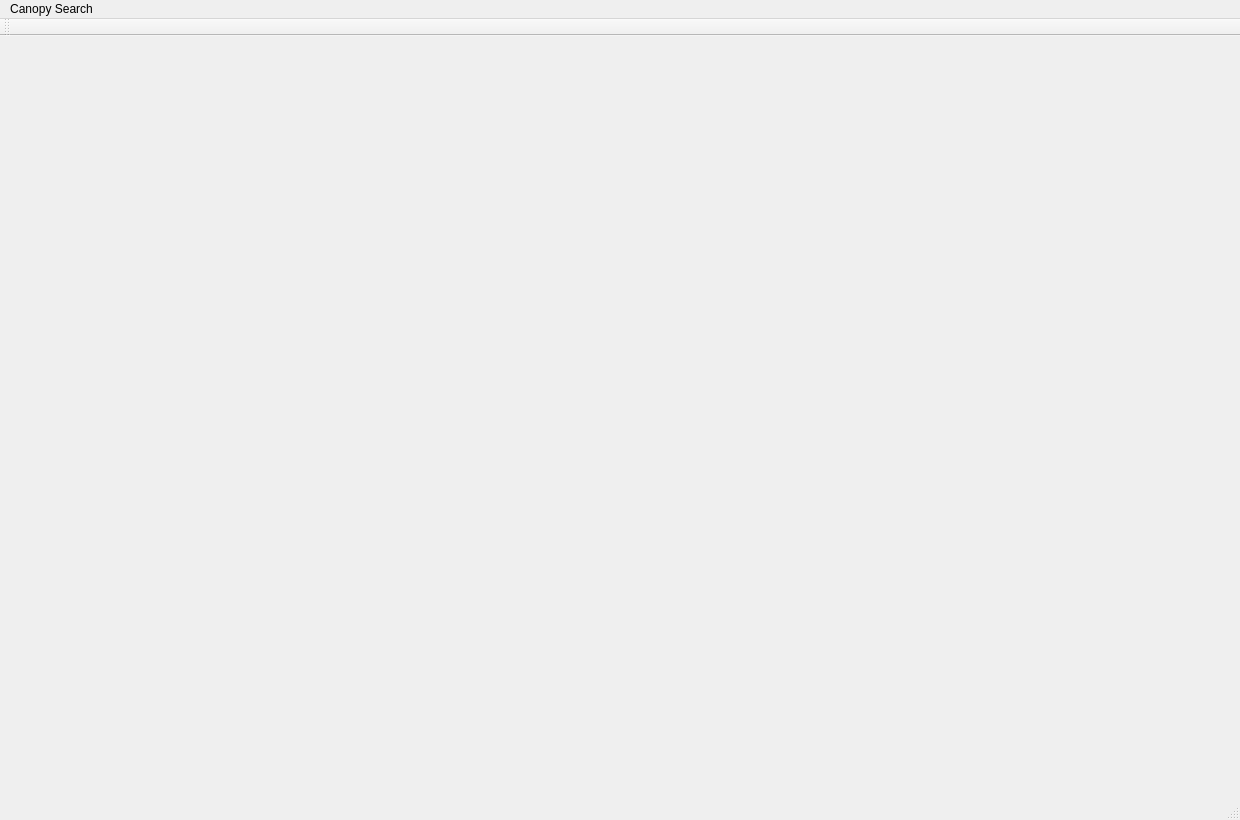
joshrands/Canopy, file CanopyGUI/SearchWindow.ui: the form before one commit.
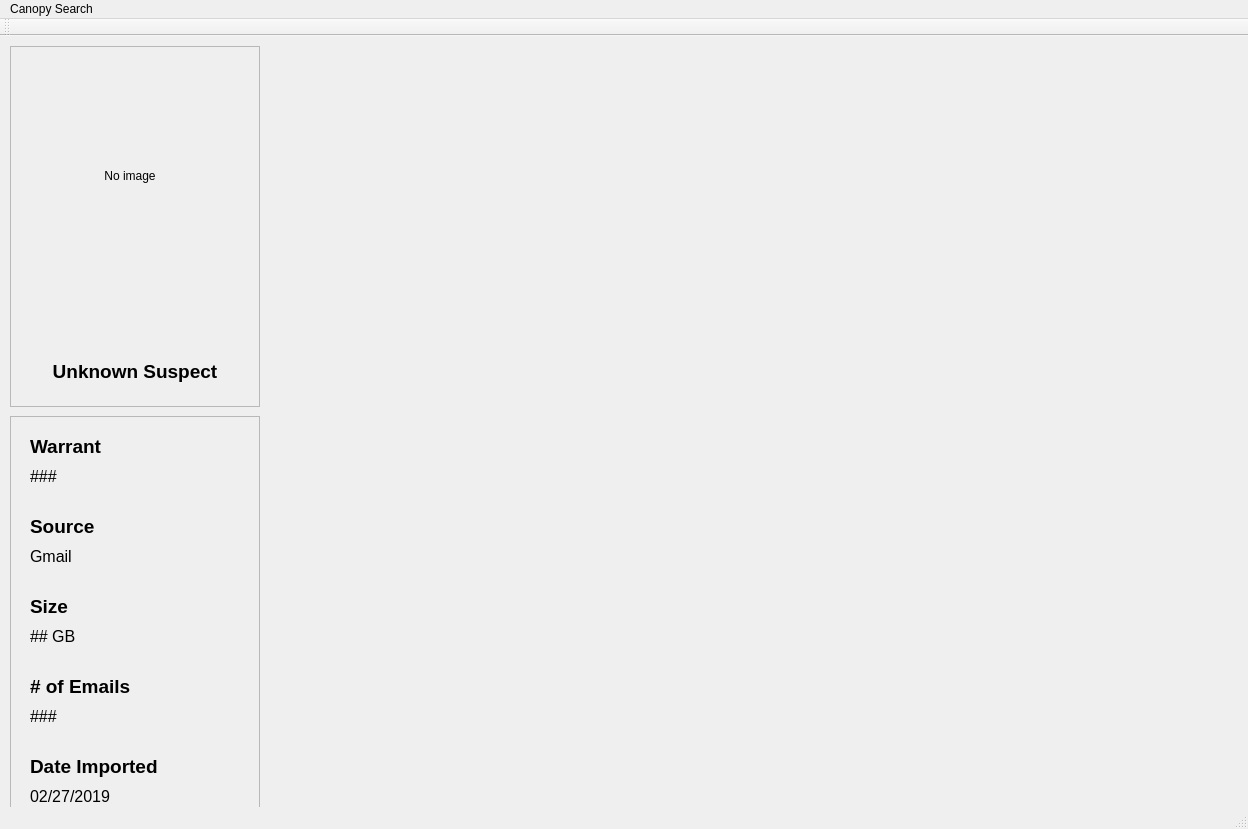
The form after the commit.

Commit message: Added QLabel fields on left of SearchWindow

Diff of the .ui file:
```diff
--- a/CanopyGUI/SearchWindow.ui
+++ b/CanopyGUI/SearchWindow.ui
@@ -6,20 +6,287 @@
    <rect>
     <x>0</x>
     <y>0</y>
-    <width>1240</width>
-    <height>820</height>
+    <width>1248</width>
+    <height>829</height>
    </rect>
   </property>
   <property name="windowTitle">
    <string>SearchWindow</string>
   </property>
-  <widget class="QWidget" name="centralWidget"/>
+  <widget class="QWidget" name="centralWidget">
+   <widget class="QFrame" name="suspectFrame">
+    <property name="geometry">
+     <rect>
+      <x>10</x>
+      <y>10</y>
+      <width>250</width>
+      <height>361</height>
+     </rect>
+    </property>
+    <property name="frameShape">
+     <enum>QFrame::StyledPanel</enum>
+    </property>
+    <property name="frameShadow">
+     <enum>QFrame::Raised</enum>
+    </property>
+    <widget class="QLabel" name="suspectPortrait">
+     <property name="geometry">
+      <rect>
+       <x>0</x>
+       <y>10</y>
+       <width>240</width>
+       <height>240</height>
+      </rect>
+     </property>
+     <property name="font">
+      <font>
+       <kerning>false</kerning>
+      </font>
+     </property>
+     <property name="text">
+      <string>No image</string>
+     </property>
+     <property name="alignment">
+      <set>Qt::AlignCenter</set>
+     </property>
+    </widget>
+    <widget class="QLabel" name="suspectName">
+     <property name="geometry">
+      <rect>
+       <x>10</x>
+       <y>300</y>
+       <width>230</width>
+       <height>50</height>
+      </rect>
+     </property>
+     <property name="font">
+      <font>
+       <pointsize>14</pointsize>
+       <weight>75</weight>
+       <bold>true</bold>
+      </font>
+     </property>
+     <property name="text">
+      <string>Unknown Suspect</string>
+     </property>
+     <property name="alignment">
+      <set>Qt::AlignCenter</set>
+     </property>
+    </widget>
+   </widget>
+   <widget class="QFrame" name="infoFrame">
+    <property name="geometry">
+     <rect>
+      <x>10</x>
+      <y>380</y>
+      <width>250</width>
+      <height>411</height>
+     </rect>
+    </property>
+    <property name="frameShape">
+     <enum>QFrame::StyledPanel</enum>
+    </property>
+    <property name="frameShadow">
+     <enum>QFrame::Raised</enum>
+    </property>
+    <widget class="QLabel" name="label_10">
+     <property name="geometry">
+      <rect>
+       <x>20</x>
+       <y>340</y>
+       <width>161</width>
+       <height>21</height>
+      </rect>
+     </property>
+     <property name="font">
+      <font>
+       <pointsize>14</pointsize>
+       <weight>75</weight>
+       <bold>true</bold>
+      </font>
+     </property>
+     <property name="text">
+      <string>Date Imported</string>
+     </property>
+    </widget>
+    <widget class="QLabel" name="label_3">
+     <property name="geometry">
+      <rect>
+       <x>20</x>
+       <y>100</y>
+       <width>121</width>
+       <height>21</height>
+      </rect>
+     </property>
+     <property name="font">
+      <font>
+       <pointsize>14</pointsize>
+       <weight>75</weight>
+       <bold>true</bold>
+      </font>
+     </property>
+     <property name="text">
+      <string>Source</string>
+     </property>
+    </widget>
+    <widget class="QLabel" name="label_7">
+     <property name="geometry">
+      <rect>
+       <x>20</x>
+       <y>290</y>
+       <width>111</width>
+       <height>21</height>
+      </rect>
+     </property>
+     <property name="font">
+      <font>
+       <pointsize>12</pointsize>
+      </font>
+     </property>
+     <property name="text">
+      <string>###</string>
+     </property>
+    </widget>
+    <widget class="QLabel" name="label">
+     <property name="geometry">
+      <rect>
+       <x>20</x>
+       <y>20</y>
+       <width>121</width>
+       <height>21</height>
+      </rect>
+     </property>
+     <property name="font">
+      <font>
+       <pointsize>14</pointsize>
+       <weight>75</weight>
+       <bold>true</bold>
+      </font>
+     </property>
+     <property name="text">
+      <string>Warrant</string>
+     </property>
+    </widget>
+    <widget class="QLabel" name="label_8">
+     <property name="geometry">
+      <rect>
+       <x>20</x>
+       <y>260</y>
+       <width>121</width>
+       <height>21</height>
+      </rect>
+     </property>
+     <property name="font">
+      <font>
+       <pointsize>14</pointsize>
+       <weight>75</weight>
+       <bold>true</bold>
+      </font>
+     </property>
+     <property name="text">
+      <string># of Emails</string>
+     </property>
+    </widget>
+    <widget class="QLabel" name="label_2">
+     <property name="geometry">
+      <rect>
+       <x>20</x>
+       <y>50</y>
+       <width>111</width>
+       <height>21</height>
+      </rect>
+     </property>
+     <property name="font">
+      <font>
+       <pointsize>12</pointsize>
+      </font>
+     </property>
+     <property name="text">
+      <string>###</string>
+     </property>
+    </widget>
+    <widget class="QLabel" name="label_4">
+     <property name="geometry">
+      <rect>
+       <x>20</x>
+       <y>130</y>
+       <width>111</width>
+       <height>21</height>
+      </rect>
+     </property>
+     <property name="font">
+      <font>
+       <pointsize>12</pointsize>
+      </font>
+     </property>
+     <property name="text">
+      <string>Gmail</string>
+     </property>
+    </widget>
+    <widget class="QLabel" name="label_6">
+     <property name="geometry">
+      <rect>
+       <x>20</x>
+       <y>210</y>
+       <width>111</width>
+       <height>21</height>
+      </rect>
+     </property>
+     <property name="font">
+      <font>
+       <pointsize>12</pointsize>
+      </font>
+     </property>
+     <property name="text">
+      <string>## GB</string>
+     </property>
+    </widget>
+    <widget class="QLabel" name="label_9">
+     <property name="geometry">
+      <rect>
+       <x>20</x>
+       <y>370</y>
+       <width>111</width>
+       <height>21</height>
+      </rect>
+     </property>
+     <property name="font">
+      <font>
+       <pointsize>12</pointsize>
+      </font>
+     </property>
+     <property name="text">
+      <string>02/27/2019</string>
+     </property>
+    </widget>
+    <widget class="QLabel" name="label_5">
+     <property name="geometry">
+      <rect>
+       <x>20</x>
+       <y>180</y>
+       <width>121</width>
+       <height>21</height>
+      </rect>
+     </property>
+     <property name="font">
+      <font>
+       <pointsize>14</pointsize>
+       <weight>75</weight>
+       <bold>true</bold>
+      </font>
+     </property>
+     <property name="text">
+      <string>Size</string>
+     </property>
+    </widget>
+   </widget>
+  </widget>
   <widget class="QMenuBar" name="menuBar">
    <property name="geometry">
     <rect>
      <x>0</x>
      <y>0</y>
-     <width>1240</width>
+     <width>1248</width>
      <height>22</height>
     </rect>
    </property>
```
The commit also changes 4 other files.
